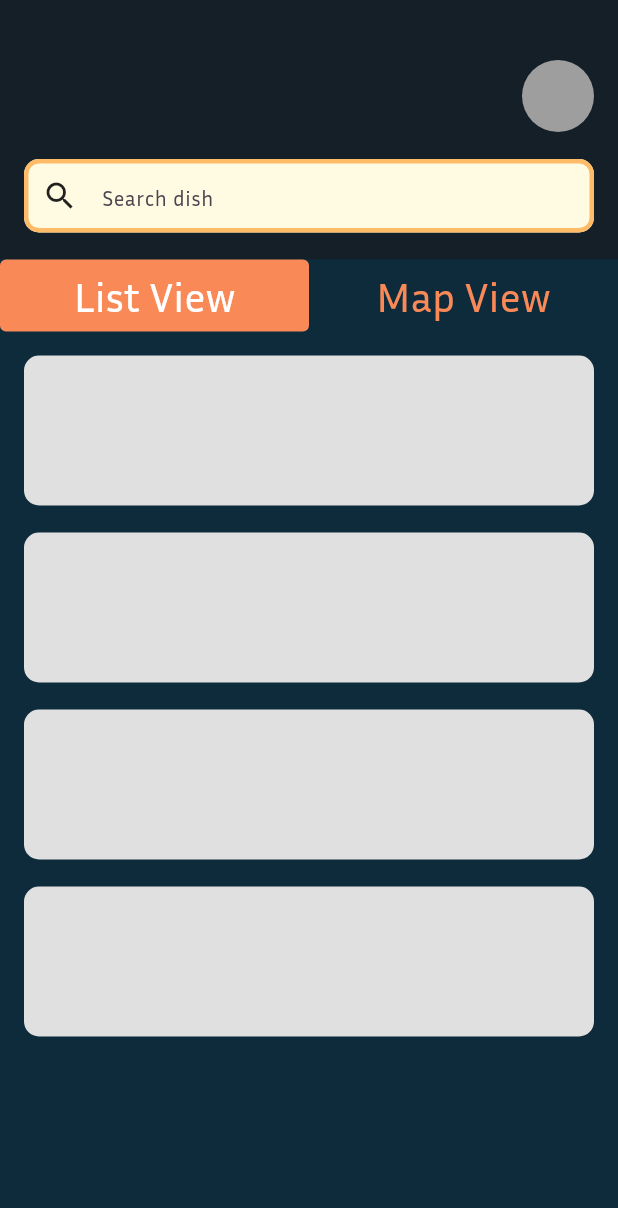
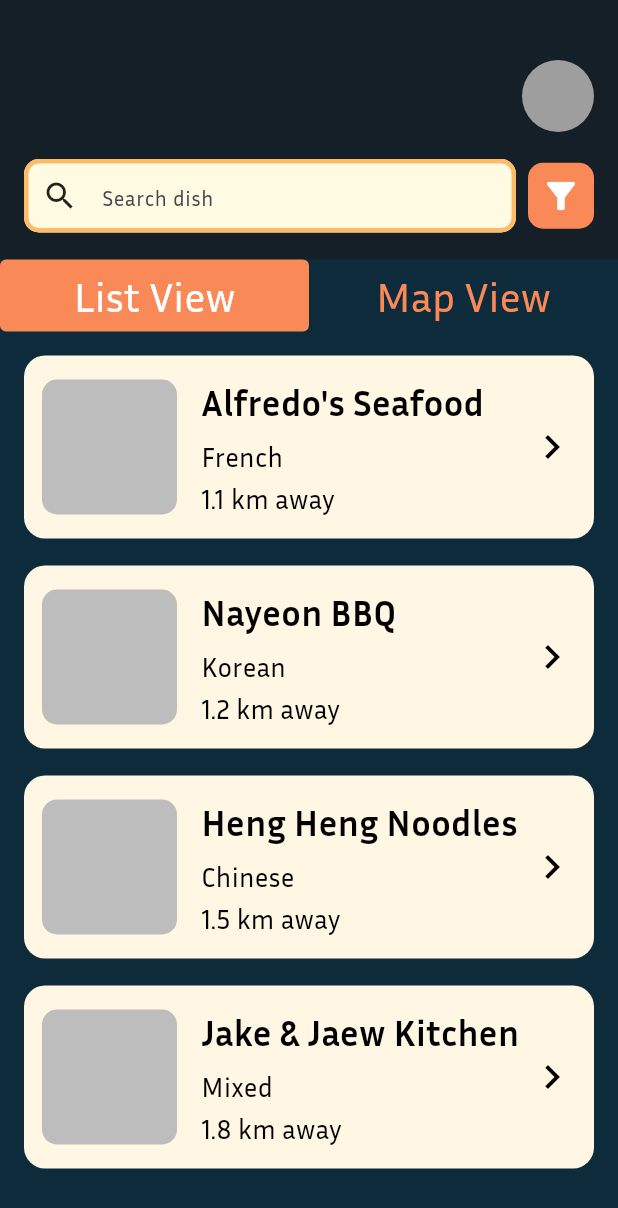
Before and after one commit to bestchayapol/DishDive, a Flutter app: the FirstHomePage screen opened directly, on a phone screen of 412 x 824 dp. Shown: the top 1208 px of the screen. Run offline on Flutter 3.47's test engine with Material 3 defaults, Android fonts, the phone set to English and light mode, and no system bars; our stand-ins replace dio, image_picker, shared_preferences; accounts and stored records are empty; network calls fail.

Commit message:
Add filter modal and improve home page UI
Introduced a filter modal with options for preferences and blacklist. Updated the home page to include a filter button next to the search bar, and refactored the restaurant list to use a new RestaurantCard widgets.

```diff
--- a/dishdive/lib/Components/Cards/card_home.dart
+++ b/dishdive/lib/Components/Cards/card_home.dart
@@ -0,0 +1,90 @@
+import 'package:flutter/material.dart';
+
+class RestaurantCard extends StatelessWidget {
+  final String name;
+  final String cuisine;
+  final String distance;
+  final String imageUrl;
+  final VoidCallback onTap;
+
+  const RestaurantCard({
+    super.key,
+    required this.name,
+    required this.cuisine,
+    required this.distance,
+    required this.imageUrl,
+    required this.onTap,
+  });
+
+  @override
+  Widget build(BuildContext context) {
+    return GestureDetector(
+      onTap: onTap,
+      child: Container(
+        margin: const EdgeInsets.only(bottom: 18),
+        decoration: BoxDecoration(
+          color: const Color(0xFFFFF6E3),
+          borderRadius: BorderRadius.circular(14),
+        ),
+        child: Row(
+          children: [
+            // Restaurant image
+            Container(
+              width: 90,
+              height: 90,
+              margin: const EdgeInsets.all(12),
+              decoration: BoxDecoration(
+                color: Colors.grey[400],
+                borderRadius: BorderRadius.circular(10),
+                image: imageUrl.isNotEmpty
+                    ? DecorationImage(
+                        image: NetworkImage(imageUrl),
+                        fit: BoxFit.cover,
+                      )
+                    : null,
+              ),
+            ),
+            // Info
+            Expanded(
+              child: Padding(
+                padding: const EdgeInsets.symmetric(
+                  vertical: 14,
+                  horizontal: 4,
+                ),
+                child: Column(
+                  crossAxisAlignment: CrossAxisAlignment.start,
+                  children: [
+                    Text(
+                      name,
+                      style: const TextStyle(
+                        fontFamily: 'InriaSans',
+                        fontWeight: FontWeight.bold,
+                        fontSize: 24,
+                        color: Colors.black,
+                      ),
+                    ),
+                    const SizedBox(height: 6),
+                    Text(
+                      cuisine,
+                      style: const TextStyle(fontSize: 18, color: Colors.black),
+                    ),
+                    const SizedBox(height: 2),
+                    Text(
+                      distance,
+                      style: const TextStyle(fontSize: 18, color: Colors.black),
+                    ),
+                  ],
+                ),
+              ),
+            ),
+            // Arrow button
+            Padding(
+              padding: const EdgeInsets.only(right: 12.0),
+              child: Icon(Icons.chevron_right, size: 32, color: Colors.black),
+            ),
+          ],
+        ),
+      ),
+    );
+  }
+}
--- a/dishdive/lib/Pages/Home/FirstHomePage.dart
+++ b/dishdive/lib/Pages/Home/FirstHomePage.dart
@@ -4,6 +4,7 @@ import 'package:dishdive/Utils/color_use.dart';
 import 'package:dishdive/Pages/Profile/profile.dart';
 import 'package:dishdive/widgets/ListView.dart';
 import 'package:dishdive/widgets/MapView.dart';
+import 'package:dishdive/widgets/modal_filter.dart';
 import 'package:dishdive/components/my_textfield.dart';
 import 'package:dishdive/components/integrate_model.dart' as components;
 import 'package:dishdive/provider/token_provider.dart';
@@ -65,6 +66,10 @@ class _FirstHomePageState extends State<FirstHomePage>
     }
   }
 
+  void _showFilterModal() {
+    showDialog(context: context, builder: (context) => const FilterModal());
+  }
+
   @override
   Widget build(BuildContext context) {
     return Scaffold(
@@ -86,7 +91,6 @@ class _FirstHomePageState extends State<FirstHomePage>
                 Row(
                   mainAxisAlignment: MainAxisAlignment.end,
                   children: [
-                    // Placeholder for profile image (grey sphere)
                     GestureDetector(
                       onTap: () {
                         Navigator.push(
@@ -118,13 +122,35 @@ class _FirstHomePageState extends State<FirstHomePage>
                 ),
                 const SizedBox(height: 18),
                 // Search bar
-                MyTextField(
-                  hintText: "Search dish",
-                  obscureText: false,
-                  controller: TextEditingController(),
-                  border: true,
-                  // Optionally, you can add a prefix icon if your MyTextField supports it:
-                  iconData: Icons.search,
+                Row(
+                  children: [
+                    Expanded(
+                      child: MyTextField(
+                        hintText: "Search dish",
+                        obscureText: false,
+                        controller: TextEditingController(),
+                        border: true,
+                        iconData: Icons.search,
+                      ),
+                    ),
+                    const SizedBox(width: 8),
+                    GestureDetector(
+                      onTap: _showFilterModal,
+                      child: Container(
+                        width: 44,
+                        height: 44,
+                        decoration: BoxDecoration(
+                          color: colorUse.activeButton,
+                          borderRadius: BorderRadius.circular(10),
+                        ),
+                        child: const Icon(
+                          Icons.filter_alt,
+                          color: Colors.white,
+                          size: 28,
+                        ),
+                      ),
+                    ),
+                  ],
                 ),
               ],
             ),
--- a/dishdive/lib/widgets/ListView.dart
+++ b/dishdive/lib/widgets/ListView.dart
@@ -1,31 +1,57 @@
 import 'package:flutter/material.dart';
 import 'package:dishdive/Pages/Restaurant/RestaurantPage.dart';
+import 'package:dishdive/Components/Cards/card_home.dart';
 
 class ListViewWidget extends StatelessWidget {
   const ListViewWidget({super.key});
 
   @override
   Widget build(BuildContext context) {
-    // Placeholder: 4 blank grey cards, each navigates to RestaurantPage on tap
+    final restaurants = [
+      {
+        "name": "Alfredo's Seafood",
+        "cuisine": "French",
+        "distance": "1.1 km away",
+        "imageUrl": "",
+      },
+      {
+        "name": "Nayeon BBQ",
+        "cuisine": "Korean",
+        "distance": "1.2 km away",
+        "imageUrl": "",
+      },
+      {
+        "name": "Heng Heng Noodles",
+        "cuisine": "Chinese",
+        "distance": "1.5 km away",
+        "imageUrl": "",
+      },
+      {
+        "name": "Jake & Jaew Kitchen",
+        "cuisine": "Mixed",
+        "distance": "1.8 km away",
+        "imageUrl": "",
+      },
+    ];
+
     return ListView.builder(
       padding: const EdgeInsets.all(16),
-      itemCount: 4,
-      itemBuilder: (context, index) => GestureDetector(
+      itemCount: restaurants.length,
+      itemBuilder: (context, index) {
+        final r = restaurants[index];
+        return RestaurantCard(
+          name: r["name"]!,
+          cuisine: r["cuisine"]!,
+          distance: r["distance"]!,
+          imageUrl: r["imageUrl"]!,
           onTap: () {
             Navigator.push(
               context,
               MaterialPageRoute(builder: (_) => const RestaurantPage()),
             );
           },
-        child: Container(
-          margin: const EdgeInsets.only(bottom: 18),
-          height: 100,
-          decoration: BoxDecoration(
-            color: Colors.grey[300],
-            borderRadius: BorderRadius.circular(10),
-          ),
-        ),
-      ),
+        );
+      },
     );
   }
 }
--- a/dishdive/lib/widgets/list_favorites.dart
+++ b/dishdive/lib/widgets/list_favorites.dart
@@ -57,7 +57,7 @@ class _ListFavoritesWidgetState extends State<ListFavoritesWidget> {
                 width: 320,
                 padding: const EdgeInsets.all(24),
                 decoration: BoxDecoration(
-                  color: const Color(0xFFFFF6E3),
+                  color: colorUse.secondaryColor,
                   borderRadius: BorderRadius.only(
                     bottomLeft: Radius.circular(10),
                     bottomRight: Radius.circular(10),
@@ -73,7 +73,6 @@ class _ListFavoritesWidgetState extends State<ListFavoritesWidget> {
                 child: Column(
                   mainAxisSize: MainAxisSize.min,
                   children: [
-                    const SizedBox(height: 24),
                     Row(
                       mainAxisAlignment: MainAxisAlignment.spaceEvenly,
                       children: [
```
Also changed, not shown: dishdive/lib/widgets/modal_filter.dart (added, +106 -0 lines). Lines whose indentation alone changed are shown as unchanged.
